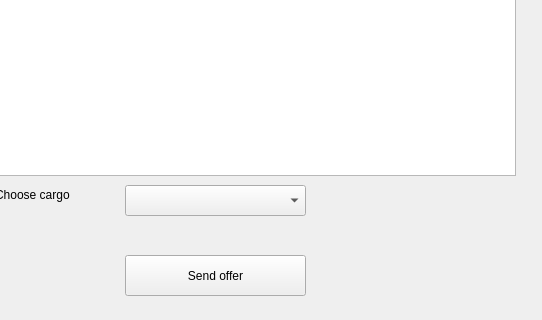
The window that sdi_app/gui/menu_forwarder.ui (FratiaXd/SDI) describes before a commit, drawn with Qt 5; both pictures show x 85 to 627 and y 195 to 515 of the 627 by 515 pixel window.
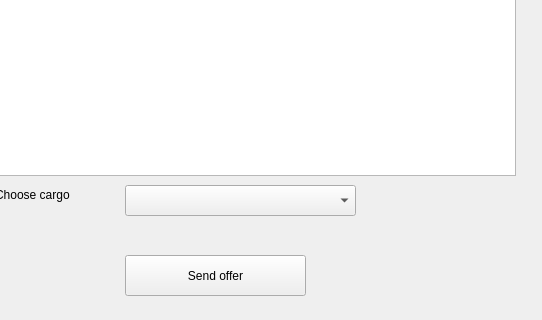
The same window after the commit. The open tabs and pages were chosen to show the change.

```diff
--- a/sdi_app/gui/menu_forwarder.ui
+++ b/sdi_app/gui/menu_forwarder.ui
@@ -208,7 +208,7 @@
       <rect>
        <x>210</x>
        <y>380</y>
-       <width>181</width>
+       <width>231</width>
        <height>31</height>
       </rect>
      </property>
```
